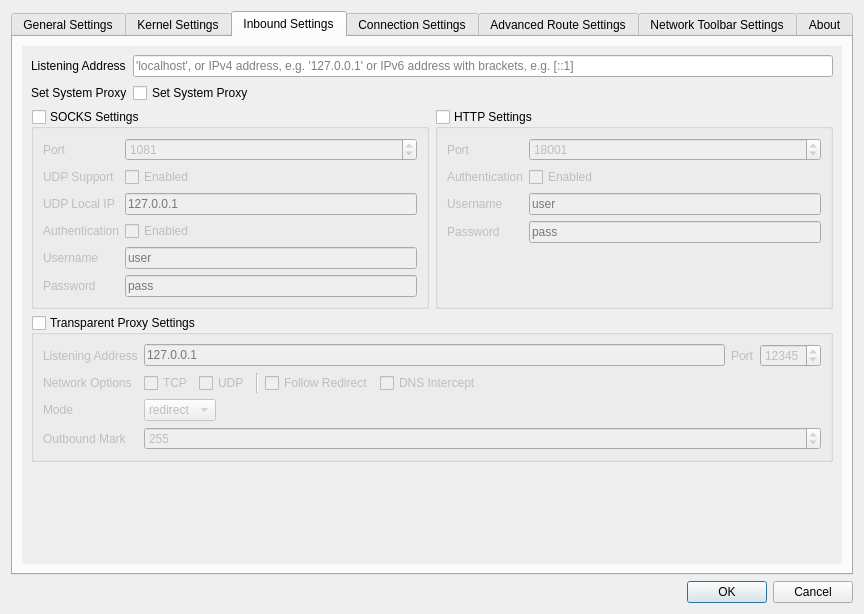
Above: src/ui/w_PreferencesWindow.ui from Qv2ray/Qv2ray before the change. Below: the same form after it.
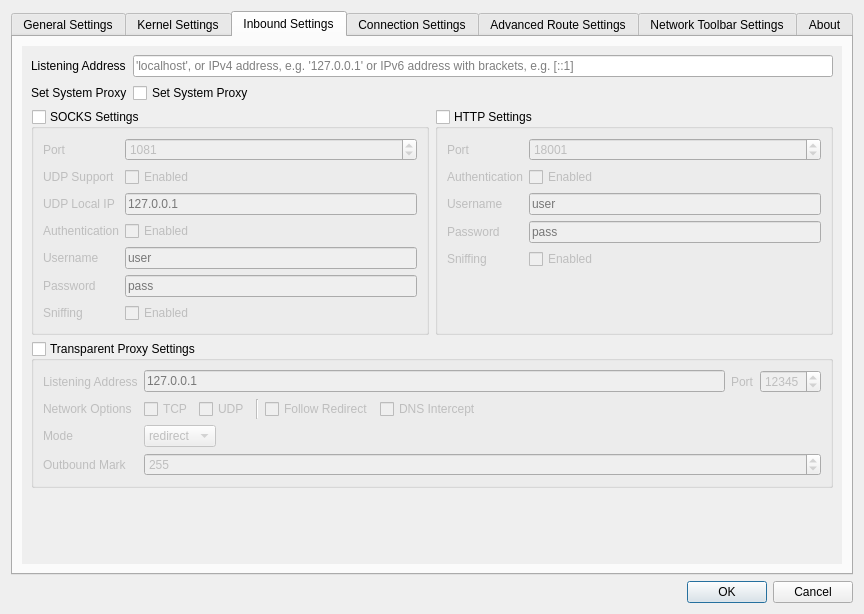
That is the form after the change. The open tabs and pages were chosen to show the change. Icons and pictures are not drawn.

Diff of the .ui file:
```diff
--- a/src/ui/w_PreferencesWindow.ui
+++ b/src/ui/w_PreferencesWindow.ui
@@ -729,7 +729,7 @@
             <x>0</x>
             <y>0</y>
             <width>818</width>
-            <height>520</height>
+            <height>558</height>
            </rect>
           </property>
           <layout class="QVBoxLayout" name="verticalLayout_2">
@@ -869,6 +869,20 @@
                   </property>
                  </widget>
                 </item>
+                <item row="7" column="1">
+                 <widget class="QCheckBox" name="socksSniffingCB">
+                  <property name="text">
+                   <string>Enabled</string>
+                  </property>
+                 </widget>
+                </item>
+                <item row="7" column="0">
+                 <widget class="QLabel" name="label_87">
+                  <property name="text">
+                   <string>Sniffing</string>
+                  </property>
+                 </widget>
+                </item>
                </layout>
               </widget>
              </item>
@@ -946,6 +960,20 @@
                   </property>
                  </widget>
                 </item>
+                <item row="4" column="1">
+                 <widget class="QCheckBox" name="httpSniffingCB">
+                  <property name="text">
+                   <string>Enabled</string>
+                  </property>
+                 </widget>
+                </item>
+                <item row="4" column="0">
+                 <widget class="QLabel" name="label_88">
+                  <property name="text">
+                   <string>Sniffing</string>
+                  </property>
+                 </widget>
+                </item>
                </layout>
               </widget>
              </item>
```
Left out of the diff: 41 changed lines with no effect on the pictures.
